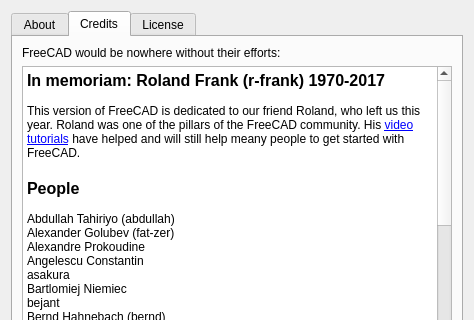
berndhahnebach/All_FreeCAD, file src/Gui/AboutApplication.ui: the form before one commit; both pictures show x 0 to 474 and y 0 to 320 of the 474 by 617 pixel window.
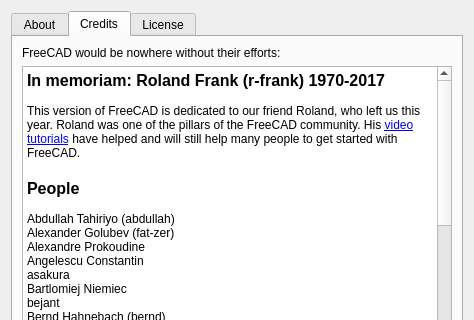
The form after the commit. Icons and pictures are not drawn. Custom widgets are drawn as their Qt base class.

Patch:
```diff
--- a/src/Gui/AboutApplication.ui
+++ b/src/Gui/AboutApplication.ui
@@ -307,7 +307,7 @@
 &lt;/style&gt;&lt;/head&gt;&lt;body style=&quot; font-family:'Fira Sans'; font-size:9pt; font-weight:400; font-style:normal;&quot;&gt;
 &lt;p style=&quot; margin-top:0px; margin-bottom:0px; margin-left:0px; margin-right:0px; -qt-block-indent:0; text-indent:0px;&quot;&gt;&lt;span style=&quot; font-size:12pt; font-weight:600;&quot;&gt;In memoriam: Roland Frank (r-frank) 1970-2017&lt;/span&gt;&lt;/p&gt;
 &lt;p style=&quot;-qt-paragraph-type:empty; margin-top:0px; margin-bottom:0px; margin-left:0px; margin-right:0px; -qt-block-indent:0; text-indent:0px;&quot;&gt;&lt;br /&gt;&lt;/p&gt;
-&lt;p style=&quot; margin-top:0px; margin-bottom:0px; margin-left:0px; margin-right:0px; -qt-block-indent:0; text-indent:0px;&quot;&gt;This version of FreeCAD is dedicated to our friend Roland, who left us this year. Roland was one of the pillars of the FreeCAD community. His &lt;a href=&quot;https://www.youtube.com/user/BPLRFE/videos&quot;&gt;&lt;span style=&quot; text-decoration: underline; color:#0000ff;&quot;&gt;video tutorials&lt;/span&gt;&lt;/a&gt; have helped and will still help meany people to get started with FreeCAD.&lt;/p&gt;
+&lt;p style=&quot; margin-top:0px; margin-bottom:0px; margin-left:0px; margin-right:0px; -qt-block-indent:0; text-indent:0px;&quot;&gt;This version of FreeCAD is dedicated to our friend Roland, who left us this year. Roland was one of the pillars of the FreeCAD community. His &lt;a href=&quot;https://www.youtube.com/user/BPLRFE/videos&quot;&gt;&lt;span style=&quot; text-decoration: underline; color:#0000ff;&quot;&gt;video tutorials&lt;/span&gt;&lt;/a&gt; have helped and will still help many people to get started with FreeCAD.&lt;/p&gt;
 &lt;p style=&quot;-qt-paragraph-type:empty; margin-top:0px; margin-bottom:0px; margin-left:0px; margin-right:0px; -qt-block-indent:0; text-indent:0px; font-size:12pt; font-weight:600;&quot;&gt;&lt;br /&gt;&lt;/p&gt;
 &lt;p style=&quot; margin-top:0px; margin-bottom:0px; margin-left:0px; margin-right:0px; -qt-block-indent:0; text-indent:0px;&quot;&gt;&lt;span style=&quot; font-size:12pt; font-weight:600;&quot;&gt;People&lt;/span&gt;&lt;/p&gt;
 &lt;p style=&quot;-qt-paragraph-type:empty; margin-top:0px; margin-bottom:0px; margin-left:0px; margin-right:0px; -qt-block-indent:0; text-indent:0px;&quot;&gt;&lt;br /&gt;&lt;/p&gt;
```
